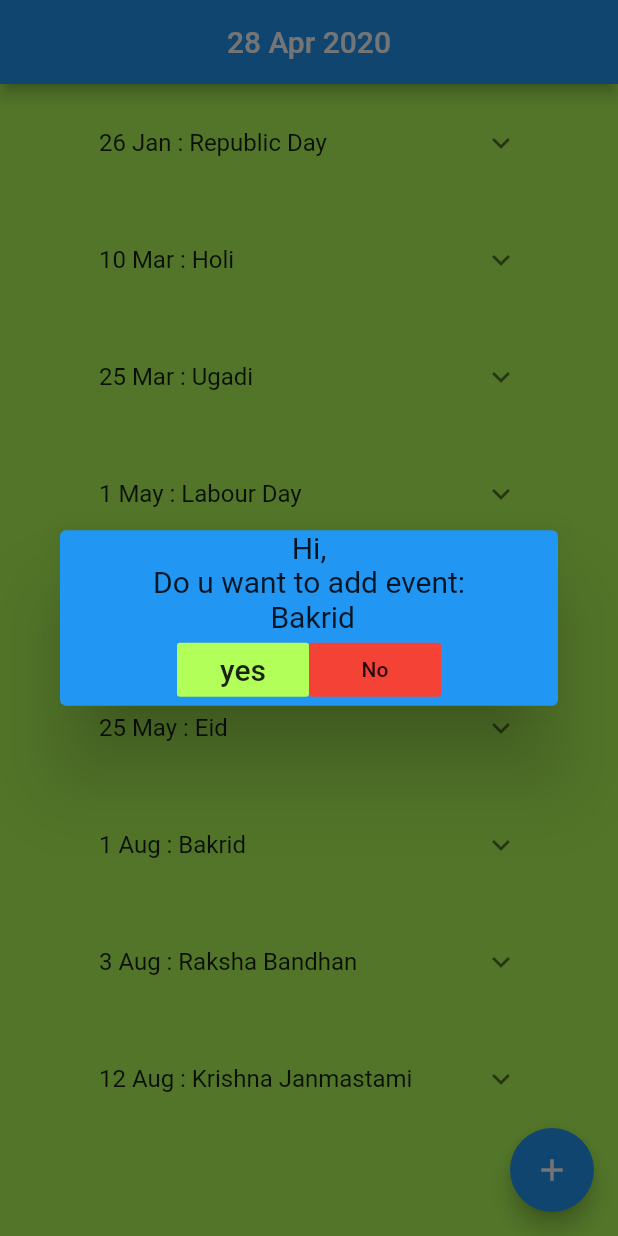
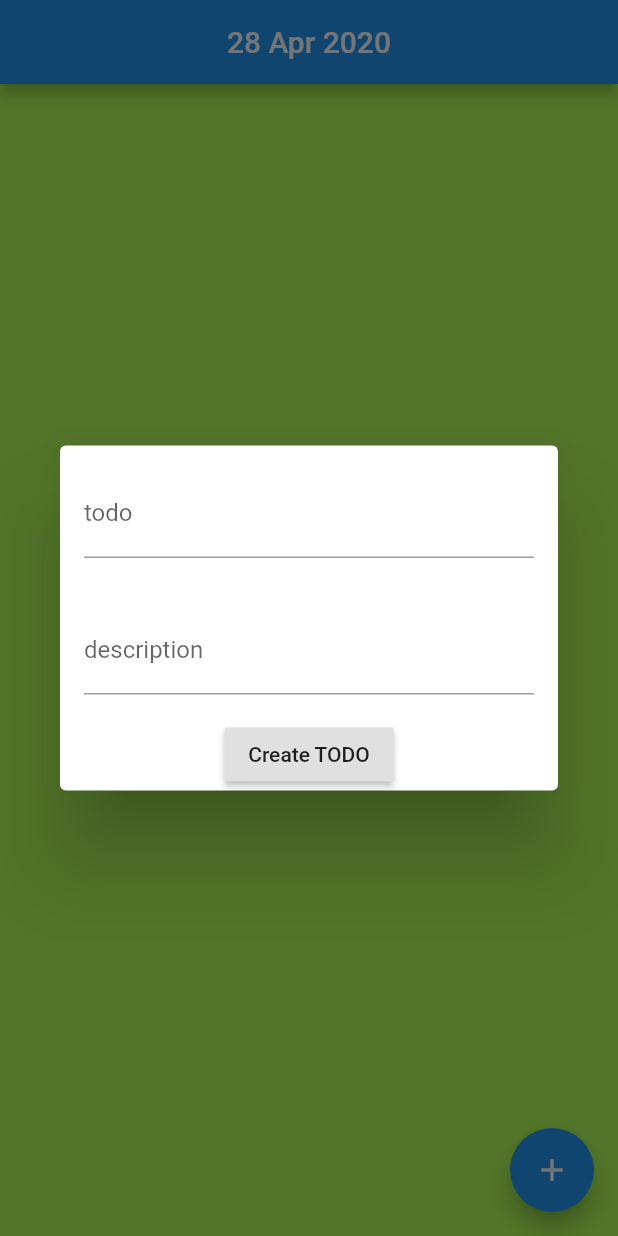
Before and after one commit to dharmicksai/IRIS_Bootcamp_ASS_2, a Flutter app: the screen it shows after launch, after a tap on the "add" icon, on a phone screen of 412 x 824 dp. Run offline on Flutter 3.47's test engine with Material 2 defaults, Android fonts, the phone set to English and light mode, and no system bars; our stand-ins replace hive, hive_flutter; accounts and stored records are empty; generated files the repository leaves out were written again.

Commit message:
added Hive

```diff
--- a/lib/main.dart
+++ b/lib/main.dart
@@ -3,8 +3,20 @@ import 'loader.dart';
 import 'strings.dart';
 import 'package:url_launcher/url_launcher.dart';
 import 'dart:async';
-void main() => runApp(MyApp()); //runs My App
+import 'package:hive_flutter/hive_flutter.dart';
+import 'package:path_provider/path_provider.dart';
+import 'package:hive/hive.dart';
+import 'note.dart';
 
+
+void main() async{
+
+  WidgetsFlutterBinding.ensureInitialized();
+  final directory = await getApplicationDocumentsDirectory();
+  Hive.init(directory.path);
+  Hive.registerAdapter(NoteAdapter());
+  runApp(MyApp()); //runs My App
+}
 class MyApp extends StatelessWidget {
 
   @override
@@ -12,7 +24,7 @@ class MyApp extends StatelessWidget {
     return MaterialApp(
       home: Homepage() ,//sets home page to splash screen
       routes: {  //giving Navigator routes
-       "/home": (BuildContext context) => HomeScreen(),
+       "/home": (BuildContext context) => StartPage(),
     },
 
     );
@@ -66,6 +78,39 @@ class _HomepageState extends State<Homepage> {
   }
 }
 
+class StartPage extends StatefulWidget {
+  @override
+  _StartPageState createState() => _StartPageState();
+}
+
+class _StartPageState extends State<StartPage> {
+  @override
+  Widget build(BuildContext context) {
+    return FutureBuilder(
+        future: Hive.openBox('notes'),
+        builder: (BuildContext context, AsyncSnapshot snapshot) {
+          if(snapshot.connectionState == ConnectionState.done){
+            if(snapshot.hasError)
+              {
+                return Text(snapshot.error.toString());
+              }else{
+              print('opend box');
+              return HomeScreen();
+            }
+          }else{
+            return Scaffold();
+          }
+        }
+    );
+  }
+  @override
+  void dispose(){
+    Hive.close();
+    super.dispose();
+  }
+}
+
+
 class HomeScreen extends StatefulWidget { //actual home page
   @override
   _HomeScreenState createState() => _HomeScreenState();
@@ -76,7 +121,7 @@ class _HomeScreenState extends State<HomeScreen> {
   int day = DateTime.now().day; //provides day number
   int month = DateTime.now().month; //provides month number
   int year = DateTime.now().year; //provides year number
-
+  TextEditingController txtcontroller = TextEditingController();
 
 
   @override
@@ -90,86 +135,71 @@ class _HomeScreenState extends State<HomeScreen> {
         body: buildList(), //list view
         floatingActionButton: FloatingActionButton(  //floating acttion button
           child: Icon(Icons.add),  //icon add is given to button
-          onPressed: (){ //providing on press action
-            if(curlindex<strings.length)  // checking if all elemnts are added to screen
-              {
-                showDialog(  //adding dialog
+          onPressed: (){
+            showDialog(
+                context: context,
+               builder: (BuildContext context,){
+                  String title;
+                  String description;
 
-                    context: context, //context of diaalog
-                    builder:(BuildContext context){  //builder of dialog box
-                      return Dialog( //dialog to ask wether to add data
+                  return Dialog(
+                    child: Form(
+                        child: Column(
+                          mainAxisSize: MainAxisSize.min,
+                          crossAxisAlignment: CrossAxisAlignment.center,
+                          children: <Widget>[
+                            Padding(
+                              padding: const EdgeInsets.all(16.0),
+                              child: TextFormField(
+                                decoration: InputDecoration(
+                                  labelText: 'todo'
+                                ),
 
+                                onChanged:(input) {
+                                      title = input;
+                                      print(title);
+                                  },
 
-                        backgroundColor: Colors.blue, //background color
-                        child: Column( //column for widgets
-                          mainAxisSize: MainAxisSize.min, //size of column should be as minimum as possible
-                          children: <Widget>[
-                            Text('Hi,',style: TextStyle( // text widget
-                              fontSize: 20.0 //font size
-                            ),),
-                            Text('Do u want to add event:',style:TextStyle(
-                              fontSize: 20.0 //font size
-                            ),),
-                            Text(' ${events[strings[curlindex]]}',style: TextStyle(
-                              fontSize: 20 //font size
-                            ),),
-                            Row( //row of buttons
-                              mainAxisAlignment: MainAxisAlignment.center, //placeing buttons in center
-                              children: <Widget>[
-                                FlatButton(//add button
-                                    color: Colors.lightGreenAccent,//button color
-                                    onPressed: (){ //on pressed action
-                                      data.add(strings[curlindex]); //adding data from strings
-                                      curlindex++; //incrimenting length of data
-                                      setState(() {}); //implemnting changes
-                                      Navigator.pop(context); //removing dialog
+                              ),
+                            ),
+                            Padding(
+                              padding: const EdgeInsets.all(16.0),
+                              child: TextFormField(
+                                decoration: InputDecoration(
+                                    labelText: 'description'
+                                ),
+                                onChanged:(input) {
+                                  description = input;
+                                  print(description);
+                                },
+
+                              ),
+                            ),
+                            RaisedButton(
+                                onPressed: (){
+
+                                  final newnote= Note(title,description);
+                                  print(newnote.title);
+                                  final db = Hive.box('notes');
+                                  db.add(newnote);
+                                  print('added');
+                                  Navigator.pop(context);
 
                                 },
-                                    child: Text('yes',style: TextStyle(
-                                      fontSize: 20.0//font size
-                                    ),)
-                                ),
-                                FlatButton(//dont add button
-                                  onPressed: (){
-                                    Navigator.pop(context);//remove dialog
-                                  },
-                                  child:Text('No') ,
-                                  color: Colors.red,
-                                ),
+                              child: Text('Create TODO'),
+                            )
                           ],
                         )
-
-
-                          ],
-                        ),
-
+                    )
                   );
                }
             );
-                setState(() {});
-              } else { //dialog to show end of file
-              showDialog(
-                  context: context,
-                  builder: (BuildContext context) {
-                    return AlertDialog(
-                      title: Text('Alert'),
-                      content: Text('End of list!'),
-                      actions: <Widget>[
-                        FlatButton(//button to remove allert dialog
-                          child: Text('OK'),
-                          onPressed: () {
-                            Navigator.pop(context);//removing dialog
-                          },
-                        )
-                      ],
-                    );
-                  });
+
           }
-
-          },
 
         ),
         backgroundColor: Colors.lightGreenAccent,//setting back ground color to light green
+
       ),
     );
 
@@ -190,33 +220,105 @@ List<String>data = [ //data off app
 int curlindex=6;
 
 Widget buildList() {
+  return ValueListenableBuilder(
+      valueListenable: Hive.box('notes').listenable(),
+      builder: ( context , Box notes, _){
         return ListView.builder( //list view
-    itemCount: data.length, //length of list view
-    itemBuilder: (BuildContext context, int index) { // widget builder
+          itemCount: notes.length, //length of list view
+          itemBuilder: (BuildContext context, int index) {// widget builder
+            final note = notes.getAt(index);
             return Container(
               padding: EdgeInsets.symmetric(vertical:10.0,horizontal:50.0),
               child: ExpansionTile( //adding expansion on clicking
-          title: Text(data[index]+" : "+ events[data[index]]),
-          children: <Widget>[ //children r shown when pressed on widget
-            Card(
-              child: Padding(
-                padding: const EdgeInsets.symmetric(vertical:10.0,horizontal: 80.0),
-                child:FlatButton(//button to launch url
-                    onPressed:() async{
-                      if (await canLaunch(url[data[index]])) { //check if it can launch url
-                        await launch(url[data[index]]); //launch url
-                      } else { //else throw exception
-                        print('could not launch');
-                        throw 'Could not launch url';
-                      }
+                title: Text(note.title),
+
+                children: <Widget>[
+                  Text(note.description.toString()),
+                  Row(
+                    mainAxisAlignment: MainAxisAlignment.center,
+                    children: <Widget>[
+                      FlatButton(
+                          onPressed: (){
+                            showDialog(
+                                context: context,
+                                builder: (BuildContext context,){
+                                  String title;
+                                  String description;
+
+                                  return Dialog(
+                                      child: Form(
+                                          child: Column(
+                                            mainAxisSize: MainAxisSize.min,
+                                            crossAxisAlignment: CrossAxisAlignment.center,
+                                            children: <Widget>[
+                                              Padding(
+                                                padding: const EdgeInsets.all(16.0),
+                                                child: TextFormField(
+                                                  decoration: InputDecoration(
+                                                      labelText: 'todo',
+
+
+                                                  ),
+
+                                                  onChanged:(input) {
+                                                    title = input;
+                                                    print(title);
+                                                  },
+
+                                                ),
+                                              ),
+                                              Padding(
+                                                padding: const EdgeInsets.all(16.0),
+                                                child: TextFormField(
+                                                  decoration: InputDecoration(
+                                                      labelText: 'description'
+                                                  ),
+                                                  onChanged:(input) {
+                                                    description = input;
+                                                    print(description);
+                                                  },
+
+                                                ),
+                                              ),
+                                              RaisedButton(
+                                                onPressed: (){
+
+                                                  final newnote= Note(title,description);
+                                                  print(newnote.title);
+                                                  final db = Hive.box('notes');
+                                                  db.putAt(index,
+                                                      newnote);
+                                                  print('added');
+                                                  Navigator.pop(context);
 
                                                 },
-                    child: Icon(Icons.launch)),//icon for launching
+                                                child: Text('Update TODO'),
+                                              )
+                                            ],
+                                          )
+                                      )
+                                  );
+                                }
+                            );
+
+                          },
+                          child: Icon(Icons.update)
                       ),
+                      FlatButton(
+                        onPressed: (){
+                          notes.deleteAt(index);
+                        },
+                        child: Icon(Icons.delete),
+                      )
+                    ],
                   ),
+
                 ],
+
               ),
             );
           },
         );
       }
+  );
+}
--- /dev/null
+++ b/lib/note.dart
@@ -0,0 +1,11 @@
+import 'package:hive/hive.dart';
+part 'note.g.dart';
+
+@HiveType(typeId:0)
+class Note{
+  @HiveField(0)
+  String title;
+  @HiveField(1)
+  String description;
+  Note(this.title,this.description);
+}
--- a/pubspec.yaml
+++ b/pubspec.yaml
@@ -17,14 +17,20 @@ environment:
   sdk: ">=2.1.0 <3.0.0"
 
 dependencies:
+  path_provider: ^1.6.7
+  hive: ^1.4.1+1
+  hive_flutter: ^0.3.0+2
   flutter:
     sdk: flutter
+
 
   # The following adds the Cupertino Icons font to your application.
   # Use with the CupertinoIcons class for iOS style icons.
   cupertino_icons: ^0.1.2
 
 dev_dependencies:
+  hive_generator: ^0.7.0+2
+  build_runner: ^1.9.0
   url_launcher: any
   flutter_test:
     sdk: flutter
```
Also changed, not shown: lib/note.g.dart (added), pubspec.lock. Lines whose indentation alone changed are shown as unchanged.
